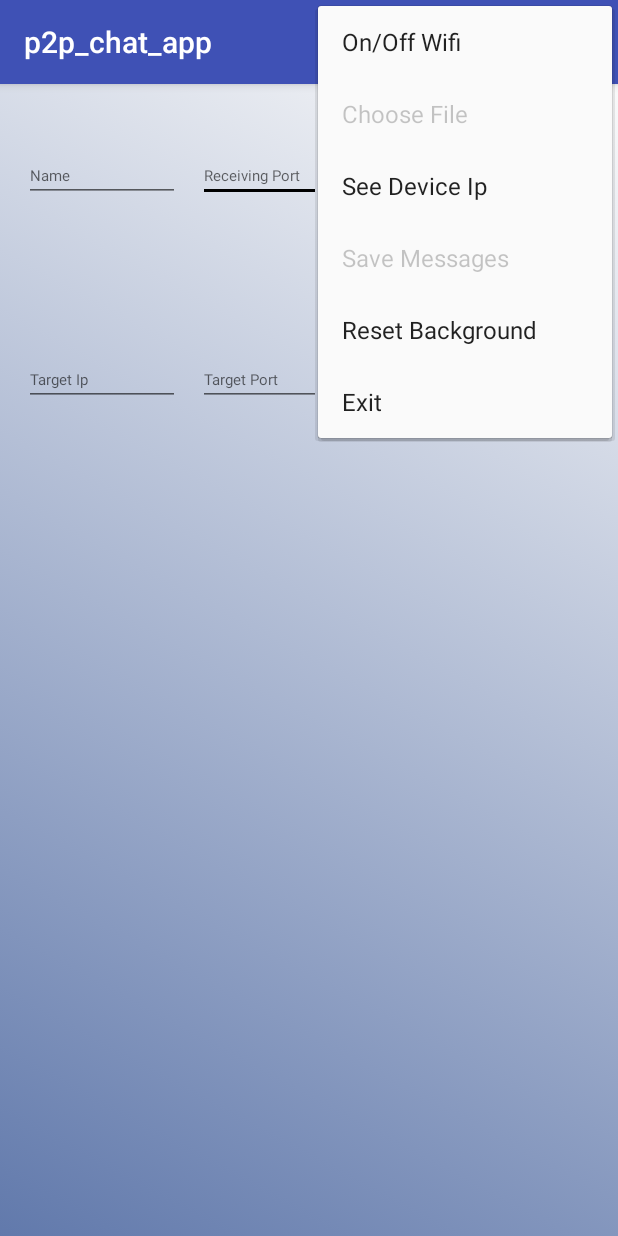
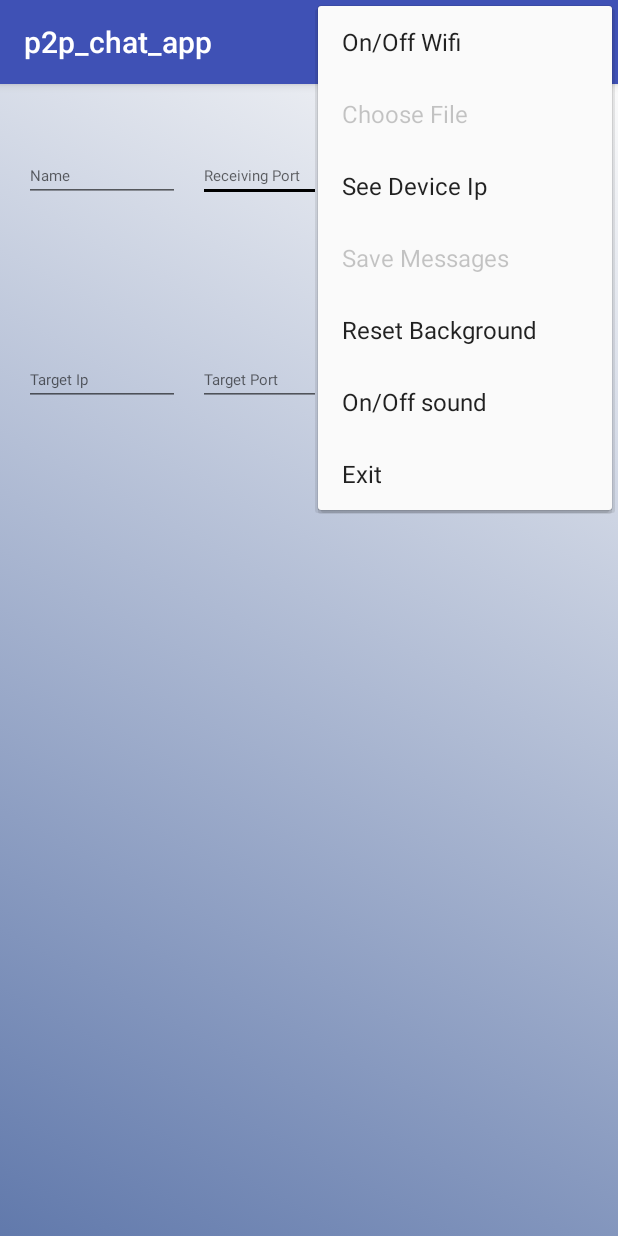
Before and after one commit to diptodeydip/P2p_chat_app_using_Socket_Programming, an Android app: the MainActivity screen opened directly, with no data from a screen before it, with the options menu open, on a phone screen of 412 x 824 dp. Run offline under Robolectric (Android 15) with nearby library versions, the phone set to English and light mode, and no system bars.

Commit message:
New Update

```diff
--- a/app/src/main/res/menu/menus.xml
+++ b/app/src/main/res/menu/menus.xml
@@ -22,6 +22,10 @@
         android:title="Reset Background"
         app:showAsAction="never"
         />
+    <item android:id="@+id/onoffsound"
+        android:title="On/Off sound"
+        app:showAsAction="never"
+        />
     <item android:id="@+id/mainPage"
         android:title="Exit"
         app:showAsAction="never"
```
Also changed, not shown: app/src/main/java/com/example/dip/p2p_chat_app/MainActivity.java (+20 -3 lines).
